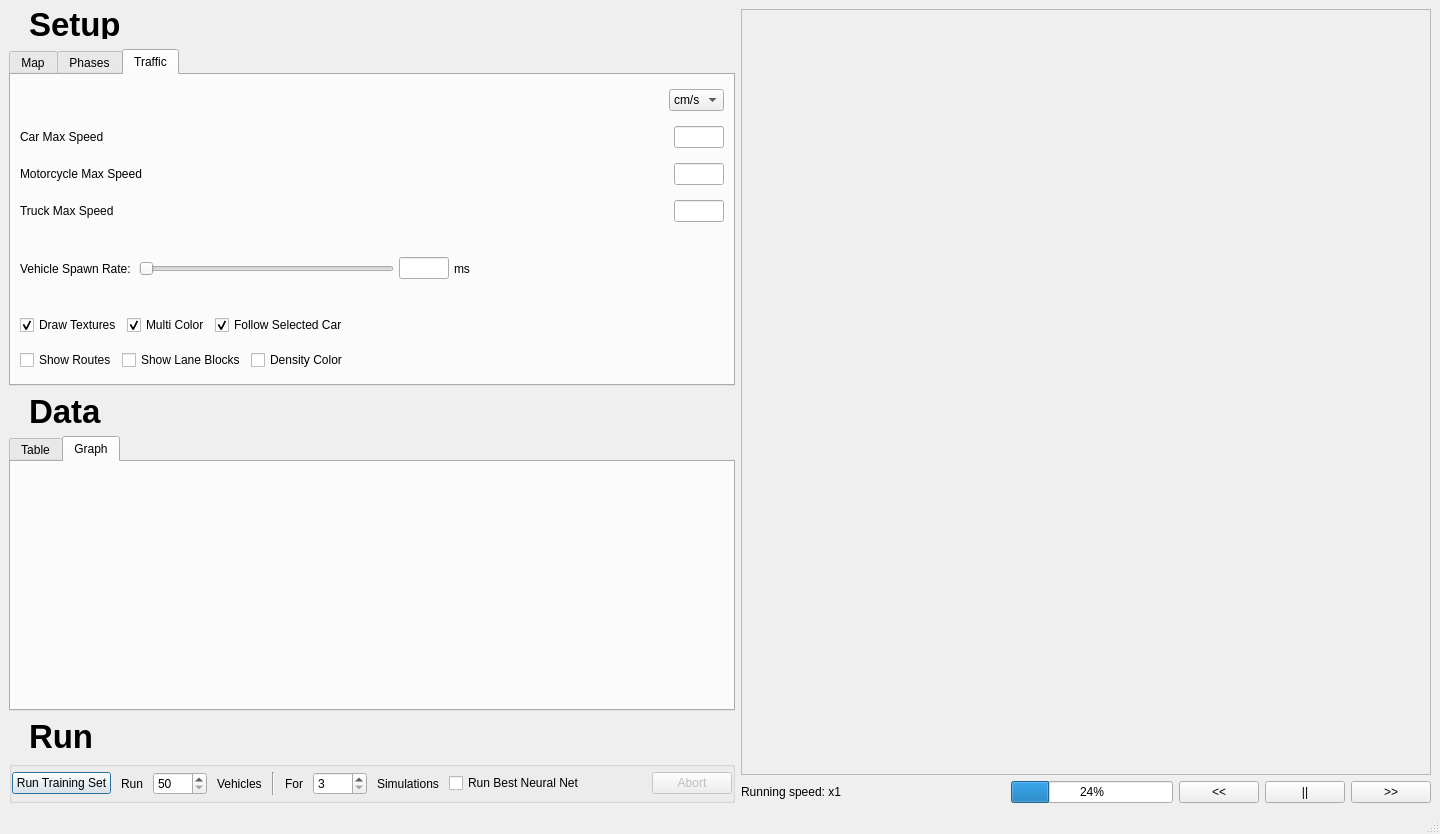
Above: src/ui/mainwindow.ui from samuelarbibe/ai-tms before the change. Below: the same form after it.
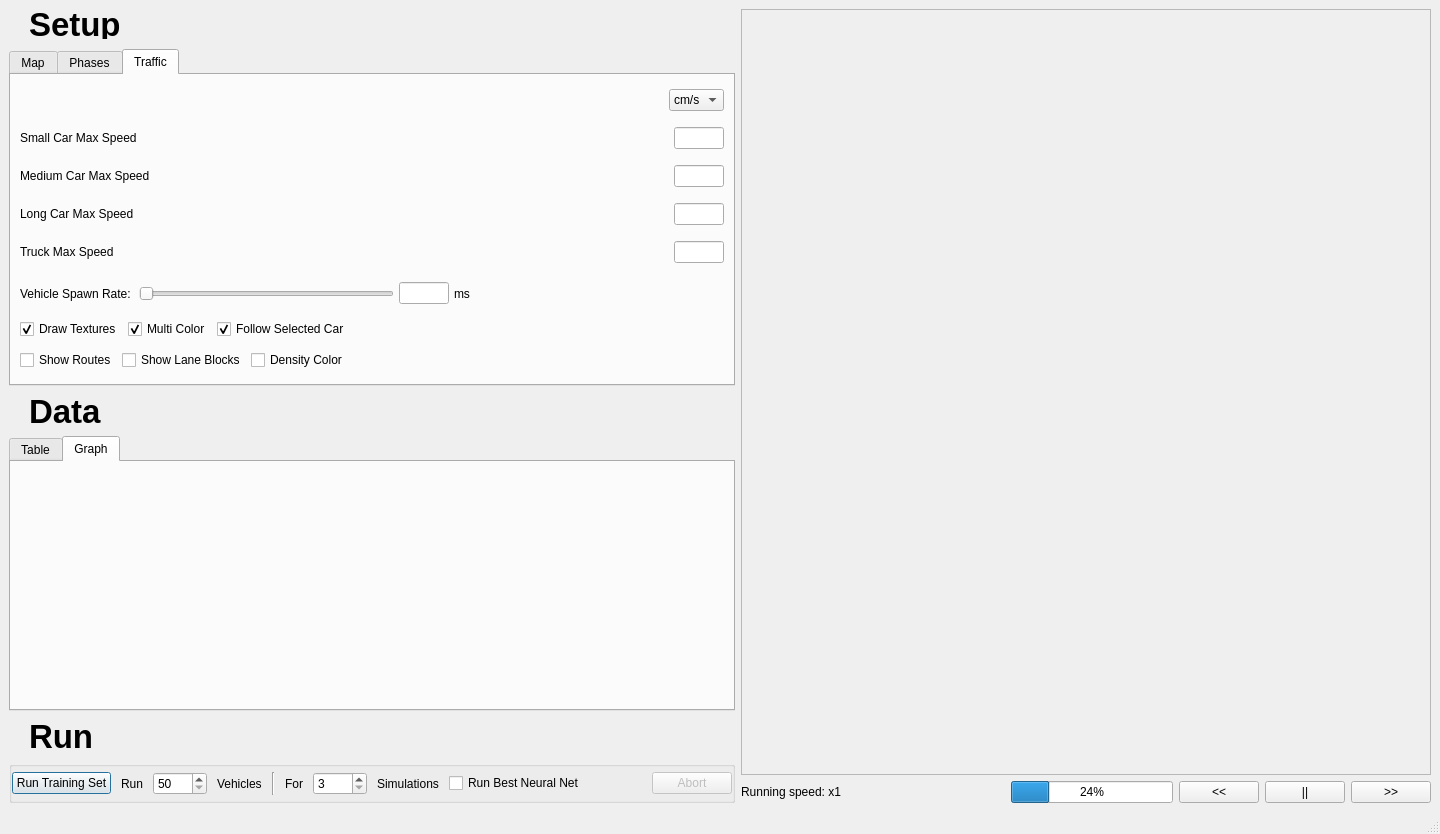
That is the form after the change. The open tabs and pages were chosen to show the change. Custom widgets are drawn as their Qt base class.

Commit message: Vehicle speed adjustments 🏎

The edit to the form file:
```diff
--- a/src/ui/mainwindow.ui
+++ b/src/ui/mainwindow.ui
@@ -1405,9 +1405,6 @@
            <layout class="QGridLayout" name="gridLayout_6">
             <item row="0" column="0">
              <layout class="QVBoxLayout" name="verticalLayout_3">
-              <property name="spacing">
-               <number>5</number>
-              </property>
               <item>
                <layout class="QHBoxLayout" name="horizontalLayout_17">
                 <property name="spacing">
@@ -1475,7 +1472,7 @@
                 <item>
                  <widget class="QLabel" name="label_11">
                   <property name="text">
-                   <string>Car Max Speed</string>
+                   <string>Small Car Max Speed</string>
                   </property>
                  </widget>
                 </item>
@@ -1513,6 +1510,58 @@
                 </item>
                </layout>
               </item>
+              <item>
+               <layout class="QHBoxLayout" name="horizontalLayout_15">
+                <property name="spacing">
+                 <number>5</number>
+                </property>
+                <property name="topMargin">
+                 <number>5</number>
+                </property>
+                <property name="bottomMargin">
+                 <number>5</number>
+                </property>
+                <item>
+                 <widget class="QLabel" name="label_21">
+                  <property name="text">
+                   <string>Medium Car Max Speed</string>
+                  </property>
+                 </widget>
+                </item>
+                <item>
+                 <spacer name="horizontalSpacer_12">
+                  <property name="orientation">
+                   <enum>Qt::Horizontal</enum>
+                  </property>
+                  <property name="sizeHint" stdset="0">
+                   <size>
+                    <width>40</width>
+                    <height>20</height>
+                   </size>
+                  </property>
+                 </spacer>
+                </item>
+                <item>
+                 <widget class="QLineEdit" name="MediumMaxSpeed">
+                  <property name="sizePolicy">
+                   <sizepolicy hsizetype="Fixed" vsizetype="Fixed">
+                    <horstretch>0</horstretch>
+                    <verstretch>0</verstretch>
+                   </sizepolicy>
+                  </property>
+                  <property name="maximumSize">
+                   <size>
+                    <width>50</width>
+                    <height>16777215</height>
+                   </size>
+                  </property>
+                  <property name="whatsThis">
+                   <string>Adjust max speed for motorcycles</string>
+                  </property>
+                 </widget>
+                </item>
+               </layout>
+              </item>
               <item>
                <layout class="QHBoxLayout" name="horizontalLayout_13">
                 <property name="spacing">
@@ -1527,7 +1576,7 @@
                 <item>
                  <widget class="QLabel" name="label_12">
                   <property name="text">
-                   <string>Motorcycle Max Speed</string>
+                   <string>Long Car Max Speed</string>
                   </property>
                  </widget>
                 </item>
@@ -1687,16 +1736,7 @@
                </layout>
               </item>
               <item>
-               <layout class="QHBoxLayout" name="horizontalLayout_18">
-                <property name="spacing">
-                 <number>5</number>
-                </property>
-                <property name="topMargin">
-                 <number>5</number>
-                </property>
-                <property name="bottomMargin">
-                 <number>5</number>
-                </property>
+               <layout class="QHBoxLayout" name="horizontalLayout_12">
                 <item>
                  <widget class="QCheckBox" name="DrawTexturesCheckBox">
                   <property name="whatsThis">
```
Left out of the diff: 12 changed lines with no effect on the pictures. The commit also changes 2 other files.
